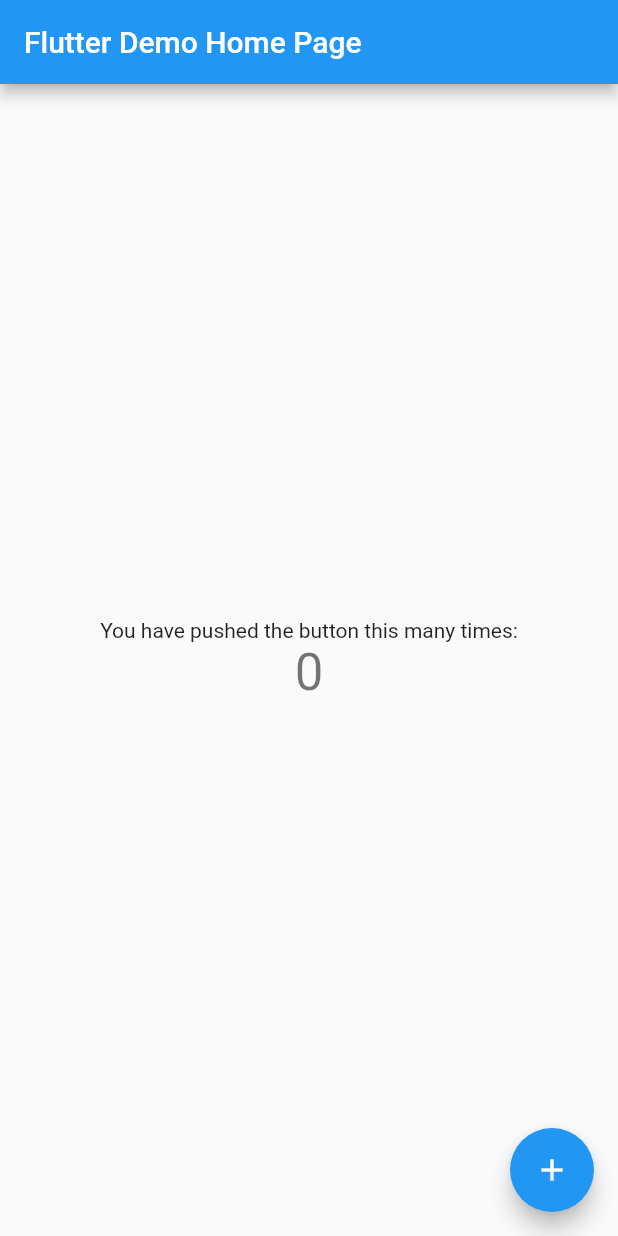
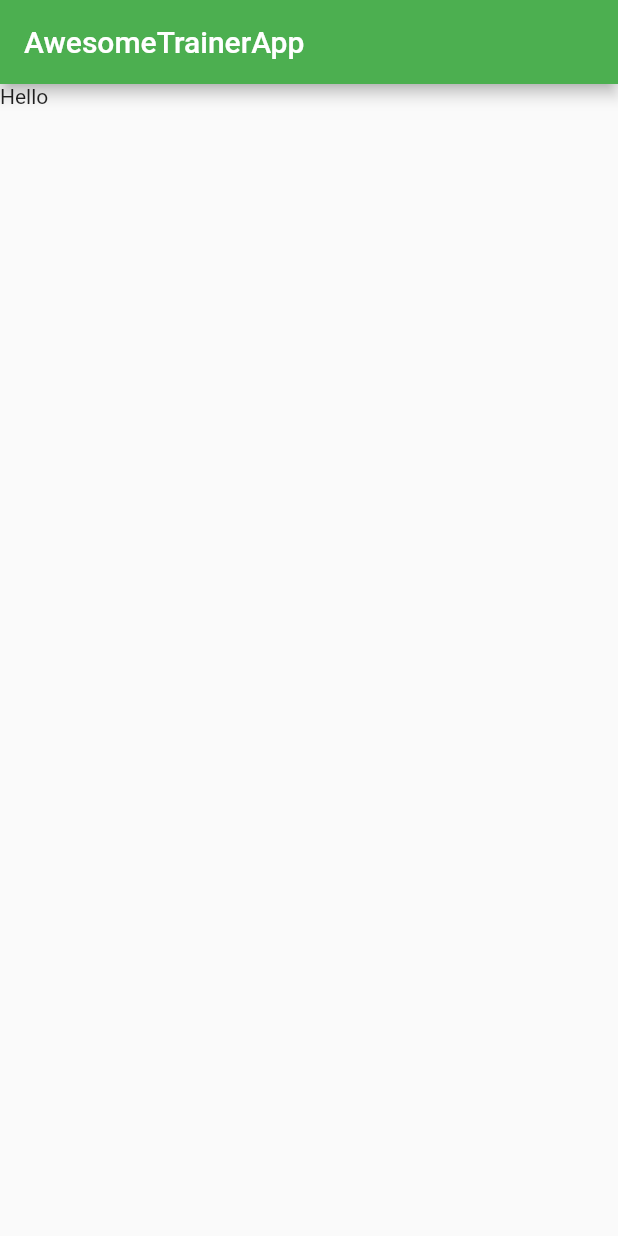
Before and after one commit to paulohfev/awesome_trainer_app, a Flutter app: the screen it shows after launch, on a phone screen of 412 x 824 dp. Run offline on Flutter 3.47's test engine with Material 2 defaults, Android fonts, the phone set to English and light mode, and no system bars.

Commit message:
Add temporary overview landing screen

```diff
--- a/lib/main.dart
+++ b/lib/main.dart
@@ -1,4 +1,6 @@
 import 'package:flutter/material.dart';
+
+import './screens/overview_screen.dart';
 
 void main() {
   runApp(const MyApp());
@@ -10,106 +12,16 @@ class MyApp extends StatelessWidget {
   // This widget is the root of your application.
   @override
   Widget build(BuildContext context) {
+    final ThemeData theme = ThemeData();
+
     return MaterialApp(
-      title: 'Flutter Demo',
-      theme: ThemeData(
-        // This is the theme of your application.
-        //
-        // Try running your application with "flutter run". You'll see the
-        // application has a blue toolbar. Then, without quitting the app, try
-        // changing the primarySwatch below to Colors.green and then invoke
-        // "hot reload" (press "r" in the console where you ran "flutter run",
-        // or simply save your changes to "hot reload" in a Flutter IDE).
-        // Notice that the counter didn't reset back to zero; the application
-        // is not restarted.
-        primarySwatch: Colors.blue,
+      title: 'Awesome Trainer',
+      theme: theme.copyWith(
+        colorScheme: theme.colorScheme.copyWith(
+          primary: Colors.green,
+        ),
       ),
-      home: const MyHomePage(title: 'Flutter Demo Home Page'),
+      home: const OverviewScreen(),
     );
   }
 }
-
-class MyHomePage extends StatefulWidget {
-  const MyHomePage({super.key, required this.title});
-
-  // This widget is the home page of your application. It is stateful, meaning
-  // that it has a State object (defined below) that contains fields that affect
-  // how it looks.
-
-  // This class is the configuration for the state. It holds the values (in this
-  // case the title) provided by the parent (in this case the App widget) and
-  // used by the build method of the State. Fields in a Widget subclass are
-  // always marked "final".
-
-  final String title;
-
-  @override
-  State<MyHomePage> createState() => _MyHomePageState();
-}
-
-class _MyHomePageState extends State<MyHomePage> {
-  int _counter = 0;
-
-  void _incrementCounter() {
-    setState(() {
-      // This call to setState tells the Flutter framework that something has
-      // changed in this State, which causes it to rerun the build method below
-      // so that the display can reflect the updated values. If we changed
-      // _counter without calling setState(), then the build method would not be
-      // called again, and so nothing would appear to happen.
-      _counter++;
-    });
-  }
-
-  @override
-  Widget build(BuildContext context) {
-    // This method is rerun every time setState is called, for instance as done
-    // by the _incrementCounter method above.
-    //
-    // The Flutter framework has been optimized to make rerunning build methods
-    // fast, so that you can just rebuild anything that needs updating rather
-    // than having to individually change instances of widgets.
-    return Scaffold(
-      appBar: AppBar(
-        // Here we take the value from the MyHomePage object that was created by
-        // the App.build method, and use it to set our appbar title.
-        title: Text(widget.title),
-      ),
-      body: Center(
-        // Center is a layout widget. It takes a single child and positions it
-        // in the middle of the parent.
-        child: Column(
-          // Column is also a layout widget. It takes a list of children and
-          // arranges them vertically. By default, it sizes itself to fit its
-          // children horizontally, and tries to be as tall as its parent.
-          //
-          // Invoke "debug painting" (press "p" in the console, choose the
-          // "Toggle Debug Paint" action from the Flutter Inspector in Android
-          // Studio, or the "Toggle Debug Paint" command in Visual Studio Code)
-          // to see the wireframe for each widget.
-          //
-          // Column has various properties to control how it sizes itself and
-          // how it positions its children. Here we use mainAxisAlignment to
-          // center the children vertically; the main axis here is the vertical
-          // axis because Columns are vertical (the cross axis would be
-          // horizontal).
-          mainAxisAlignment: MainAxisAlignment.center,
-          children: <Widget>[
-            const Text(
-              'You have pushed the button this many times:',
-            ),
-            Text(
-              '$_counter',
-              style: Theme.of(context).textTheme.headlineMedium,
-            ),
-          ],
-        ),
-      ),
-      floatingActionButton: FloatingActionButton(
-        onPressed: _incrementCounter,
-        tooltip: 'Increment',
-        child: const Icon(Icons.add),
-      ), // This trailing comma makes auto-formatting nicer for build methods.
-    );
-  }
-}
--- /dev/null
+++ b/lib/screens/overview_screen.dart
@@ -0,0 +1,15 @@
+import 'package:flutter/material.dart';
+
+class OverviewScreen extends StatelessWidget {
+  const OverviewScreen({super.key});
+
+  @override
+  Widget build(BuildContext context) {
+    return Scaffold(
+      appBar: AppBar(
+        title: const Text('AwesomeTrainerApp'),
+      ),
+      body: const Text('Hello'),
+    );
+  }
+}
```
